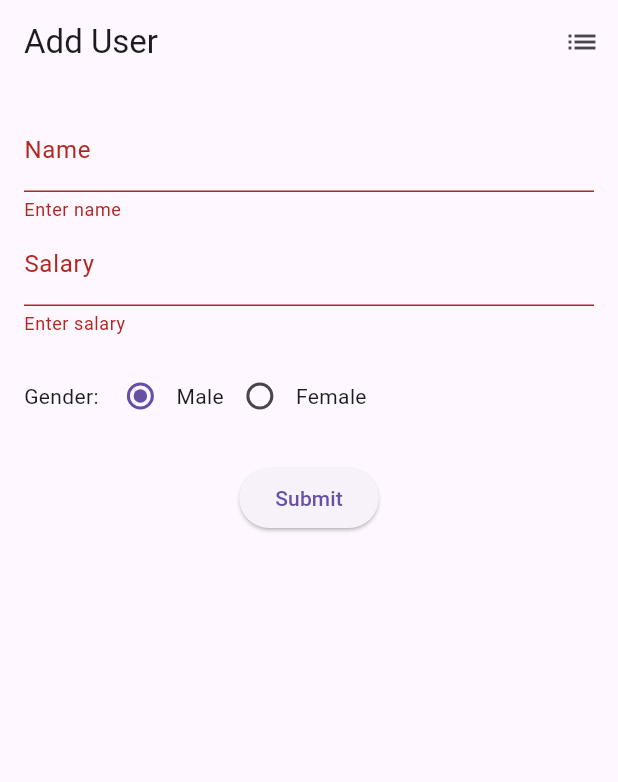
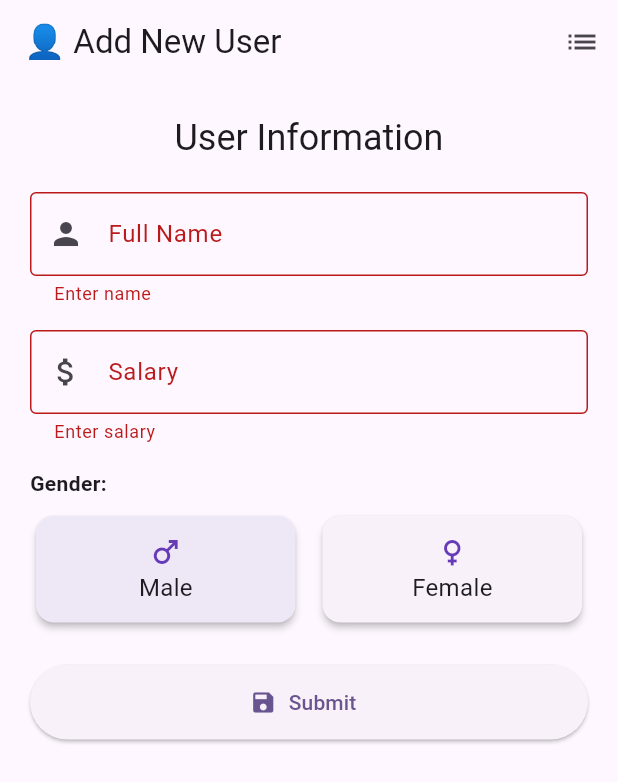
Before and after one commit to ChornChhery/Flutter-with-SQLite, a Flutter app: the screen it shows after launch, after a tap on "Submit", on a phone screen of 412 x 824 dp. Shown: the top 782 px of the screen. Run offline on Flutter 3.47's test engine with Material 3 defaults, Android fonts, the phone set to English and light mode, and no system bars; our stand-ins replace sqflite; accounts and stored records are empty.

Commit message:
Fix ux/ui

```diff
--- a/lib/main.dart
+++ b/lib/main.dart
@@ -5,7 +5,12 @@ import 'detail_page.dart';
 
 void main() {
   runApp(MaterialApp(
+    theme: ThemeData(
+      useMaterial3: true,
+      colorSchemeSeed: Colors.deepPurple,
+    ),
     home: UserForm(),
+    debugShowCheckedModeBanner: false,
   ));
 }
 
@@ -30,7 +35,7 @@ class _UserFormState extends State<UserForm> {
       await DatabaseHelper().insertUser(user);
 
       ScaffoldMessenger.of(context).showSnackBar(
-        SnackBar(content: Text('User added successfully')),
+        SnackBar(content: Text('✅ User added successfully')),
       );
 
       _nameController.clear();
@@ -41,21 +46,26 @@ class _UserFormState extends State<UserForm> {
     }
   }
 
-  Widget _buildGenderRadio(String label, int value) {
-    return Row(
-      mainAxisSize: MainAxisSize.min,
-      children: [
-        Radio<int>(
-          value: value,
-          groupValue: _selectedSex,
-          onChanged: (val) {
-            setState(() {
-              _selectedSex = val!;
-            });
-          },
+  Widget _buildGenderRadio(String label, int value, IconData icon) {
+    return Expanded(
+      child: InkWell(
+        onTap: () => setState(() => _selectedSex = value),
+        child: Card(
+          elevation: 2,
+          color: _selectedSex == value ? Colors.deepPurple[50] : null,
+          shape: RoundedRectangleBorder(borderRadius: BorderRadius.circular(12)),
+          child: Padding(
+            padding: const EdgeInsets.symmetric(vertical: 12),
+            child: Column(
+              mainAxisSize: MainAxisSize.min,
+              children: [
+                Icon(icon, color: Colors.deepPurple),
+                Text(label, style: TextStyle(fontSize: 16)),
+              ],
+            ),
+          ),
         ),
-        Text(label),
-      ],
+      ),
     );
   }
 
@@ -63,10 +73,11 @@ class _UserFormState extends State<UserForm> {
   Widget build(BuildContext context) {
     return Scaffold(
       appBar: AppBar(
-        title: Text('Add User'),
+        title: Text('👤 Add New User'),
         actions: [
           IconButton(
             icon: Icon(Icons.list),
+            tooltip: 'View Users',
             onPressed: () {
               Navigator.push(
                 context,
@@ -76,35 +87,59 @@ class _UserFormState extends State<UserForm> {
           )
         ],
       ),
-      body: Padding(
-        padding: const EdgeInsets.all(16),
+      body: SingleChildScrollView(
+        padding: const EdgeInsets.all(20),
         child: Form(
           key: _formKey,
           child: Column(
             children: [
+              Text(
+                "User Information",
+                style: Theme.of(context).textTheme.headlineSmall,
+              ),
+              SizedBox(height: 20),
               TextFormField(
                 controller: _nameController,
-                decoration: InputDecoration(labelText: 'Name'),
+                decoration: InputDecoration(
+                  labelText: 'Full Name',
+                  border: OutlineInputBorder(),
+                  prefixIcon: Icon(Icons.person),
+                ),
                 validator: (val) => val!.isEmpty ? 'Enter name' : null,
               ),
+              SizedBox(height: 16),
               TextFormField(
                 controller: _salaryController,
-                decoration: InputDecoration(labelText: 'Salary'),
+                decoration: InputDecoration(
+                  labelText: 'Salary',
+                  border: OutlineInputBorder(),
+                  prefixIcon: Icon(Icons.attach_money),
+                ),
                 keyboardType: TextInputType.number,
                 validator: (val) => val!.isEmpty ? 'Enter salary' : null,
               ),
               SizedBox(height: 16),
               Row(
                 children: [
-                  Text("Gender: "),
-                  _buildGenderRadio('Male', 0),
-                  _buildGenderRadio('Female', 1),
+                  Text("Gender:", style: TextStyle(fontWeight: FontWeight.bold)),
                 ],
               ),
-              SizedBox(height: 20),
-              ElevatedButton(
+              SizedBox(height: 8),
+              Row(
+                children: [
+                  _buildGenderRadio("Male", 0, Icons.male),
+                  SizedBox(width: 10),
+                  _buildGenderRadio("Female", 1, Icons.female),
+                ],
+              ),
+              SizedBox(height: 24),
+              ElevatedButton.icon(
+                icon: Icon(Icons.save),
+                label: Text('Submit'),
                 onPressed: _submitData,
-                child: Text('Submit'),
+                style: ElevatedButton.styleFrom(
+                  minimumSize: Size.fromHeight(50),
+                ),
               )
             ],
           ),
```
Also changed, not shown: lib/detail_page.dart (+42 -18 lines).
